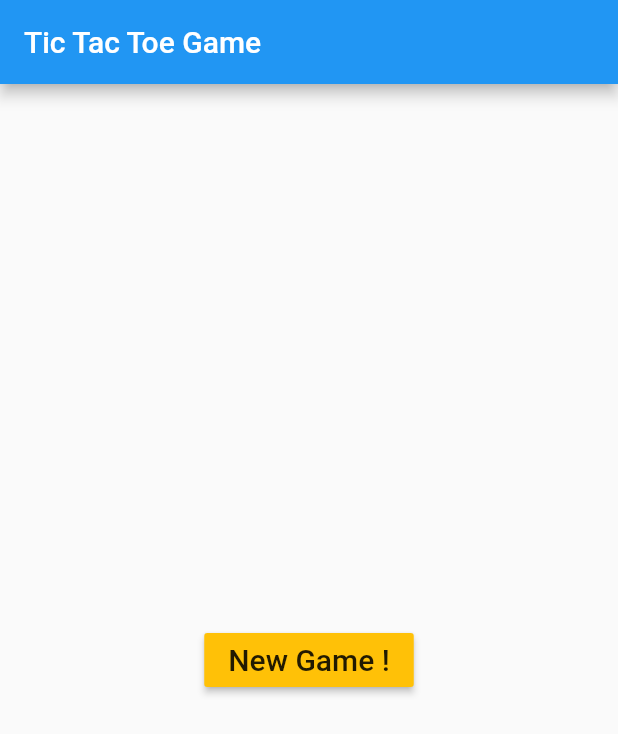
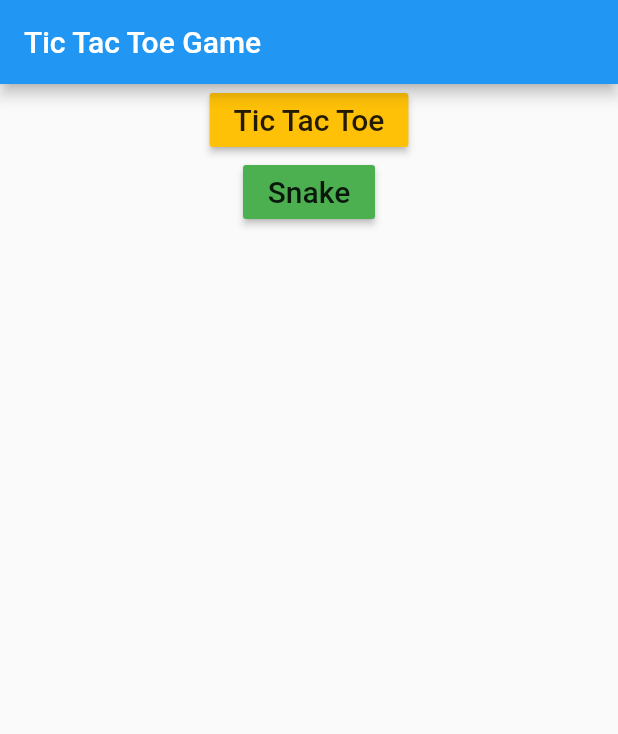
Before and after one commit to Parametricall/flutter_mini_games, a Flutter app: the screen it shows after launch, on a phone screen of 412 x 824 dp. Shown: the top 734 px of the screen. Run offline on Flutter 3.47's test engine with Material 2 defaults, Android fonts, the phone set to English and light mode, and no system bars.

Commit message:
Home page button to navigate to snake game

```diff
--- a/lib/main.dart
+++ b/lib/main.dart
@@ -1,4 +1,5 @@
 import 'package:flutter/material.dart';
+import 'package:tic_tac_toe/snake/snake.dart';
 import 'package:tic_tac_toe/tic_tac_toe/tic_tac_toe.dart';
 
 void main() {
@@ -23,7 +24,8 @@ class HomePage extends StatelessWidget {
   Widget build(BuildContext context) {
     return Scaffold(
         appBar: AppBar(title: Text('Tic Tac Toe Game')),
-      body: Center(
+        body: ListView(children: [
+          Center(
             child: RaisedButton(
               color: Colors.amber,
               onPressed: () {
@@ -31,11 +33,22 @@ class HomePage extends StatelessWidget {
                     builder: (BuildContext context) => GamePage()));
               },
               child: Text(
-            "New Game !",
+                "Tic Tac Toe",
                 style: TextStyle(fontSize: 20),
               ),
             ),
           ),
-    );
+          Center(
+              child: RaisedButton(
+                  color: Colors.green,
+                  onPressed: () {
+                    Navigator.of(context).push(MaterialPageRoute(
+                        builder: (BuildContext context) => SnakePage()));
+                  },
+                  child: Text(
+                    "Snake",
+                    style: TextStyle(fontSize: 20),
+                  )))
+        ]));
   }
 }
```
Also changed, not shown: lib/snake/snake.dart (added, +21 -0 lines). Lines whose indentation alone changed are shown as unchanged.
